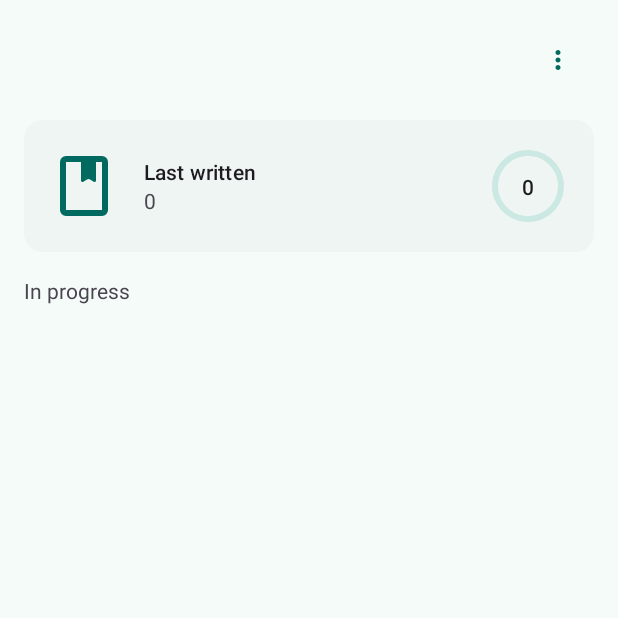
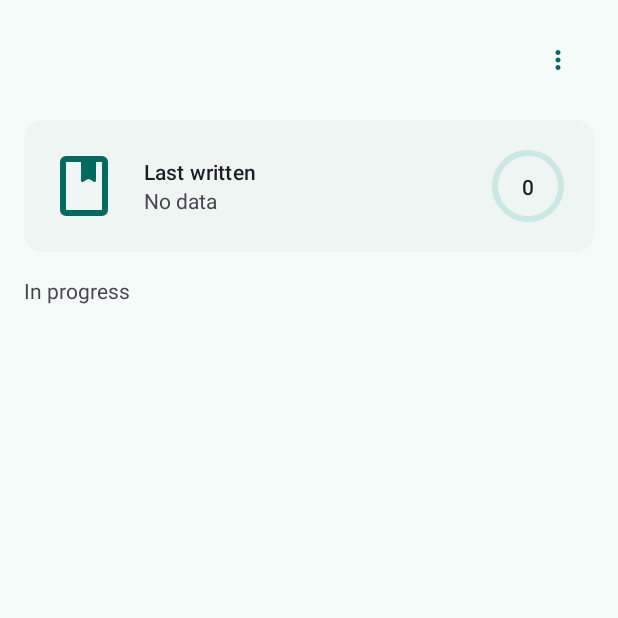
Before and after one commit to damarbob/MaghribMengaji, an Android app: the screen it shows after launch once a user with an empty profile is signed in (MainActivity), on a phone screen of 412 x 824 dp, the top half of it. Run offline under Robolectric (Android 15) with nearby library versions, the phone set to English and light mode, and no system bars; our stand-ins replace EventBus, Firebase (no records; nobody signed in at launch, a user with empty details on screens opened directly); 2 statements that could not run were skipped.

Commit message:
Updated user model and improved ustadh selection functionality

```diff
--- a/app/src/main/java/com/simsinfotekno/maghribmengaji/MainActivity.kt
+++ b/app/src/main/java/com/simsinfotekno/maghribmengaji/MainActivity.kt
@@ -146,7 +146,7 @@ class MainActivity : AppCompatActivity() {
                         currentUser.displayName,
                         currentUser.email,
                         lastPageId = data["lastPageId"] as Int?,
-                        teacherId = data["teacherId"] as String?,
+                        ustadhId = data["ustadhId"] as String?,
                     )
 
                     studentRepository.setStudent(student)
@@ -299,7 +299,7 @@ class MainActivity : AppCompatActivity() {
         if (event.userDataEvent == UserDataEvent.PROFILE) {
 
             // Force student to choose teacher if haven't already
-            if (studentRepository.getStudent().teacherId == null) {
+            if (studentRepository.getStudent().ustadhId == null) {
                 navController.navigate(R.id.action_global_ustadhListFragment)
             }
 
--- a/app/src/main/java/com/simsinfotekno/maghribmengaji/model/MaghribMengajiUser.kt
+++ b/app/src/main/java/com/simsinfotekno/maghribmengaji/model/MaghribMengajiUser.kt
@@ -6,7 +6,7 @@ data class MaghribMengajiUser(
     var email: String? = null,
     var role: String? = ROLE_STUDENT,
     var lastPageId: Int? = null,
-    var teacherId: String? = null,
+    var ustadhId: String? = null,
 ) {
     companion object {
         val COLLECTION = "users"
--- a/app/src/main/java/com/simsinfotekno/maghribmengaji/ui/home/HomeFragment.kt
+++ b/app/src/main/java/com/simsinfotekno/maghribmengaji/ui/home/HomeFragment.kt
@@ -14,7 +14,6 @@ import androidx.appcompat.view.menu.MenuBuilder
 import androidx.appcompat.widget.PopupMenu
 import androidx.fragment.app.Fragment
 import androidx.fragment.app.viewModels
-import androidx.lifecycle.ViewModelProvider
 import androidx.navigation.fragment.findNavController
 import androidx.recyclerview.widget.LinearLayoutManager
 import androidx.recyclerview.widget.RecyclerView
@@ -22,9 +21,7 @@ import com.google.android.material.transition.MaterialSharedAxis
 import com.google.firebase.auth.ktx.auth
 import com.google.firebase.ktx.Firebase
 import com.simsinfotekno.maghribmengaji.LoginActivity
-import com.simsinfotekno.maghribmengaji.MainActivity
 import com.simsinfotekno.maghribmengaji.MainApplication.Companion.quranPageStudentRepository
-import com.simsinfotekno.maghribmengaji.MainApplication.Companion.studentRepository
 import com.simsinfotekno.maghribmengaji.MainViewModel
 import com.simsinfotekno.maghribmengaji.R
 import com.simsinfotekno.maghribmengaji.databinding.FragmentHomeBinding
@@ -46,6 +43,8 @@ class HomeFragment : Fragment() {
 
     private var _binding: FragmentHomeBinding? = null
 
+    /* View model */
+    private val viewModel: HomeViewModel by viewModels()
     private val mainViewModel: MainViewModel by viewModels()
 
     // This property is only valid between onCreateView and
@@ -76,11 +75,27 @@ class HomeFragment : Fragment() {
         container: ViewGroup?,
         savedInstanceState: Bundle?
     ): View {
-        val homeViewModel =
-            ViewModelProvider(this)[HomeViewModel::class.java]
 
         _binding = FragmentHomeBinding.inflate(inflater, container, false)
         val root: View = binding.root
+
+        /* Observers */
+        viewModel.lastPageId.observe(viewLifecycleOwner) { lastPageId ->
+            if (lastPageId == null)
+                binding.homeTextLastWritten.text = getString(R.string.no_data)
+            else
+                binding.homeTextLastWritten.text = lastPageId.toString()
+        }
+        viewModel.volumeInProgressDataSet.observe(viewLifecycleOwner) { data ->
+
+            if (data == null)
+                return@observe
+
+            volumeAdapter.dataSet = data
+            volumeAdapter.notifyDataSetChanged()
+            Log.d(TAG, "Added dataset to volume adapter")
+
+        }
 
         /* Views */
         binding.homeTextTitle.text = Firebase.auth.currentUser?.displayName
@@ -105,7 +120,8 @@ class HomeFragment : Fragment() {
 
         // Progress indicator
         val allPagesCount = 604
-        val finishedQuranPageStudent = quranPageStudentRepository.getPagesByStatus(QuranItemStatus.FINISHED)
+        val finishedQuranPageStudent =
+            quranPageStudentRepository.getPagesByStatus(QuranItemStatus.FINISHED)
         val progressPercentage = finishedQuranPageStudent.size / allPagesCount * 100
         binding.homeTextPagePercentage.text = (progressPercentage).toString()
 //        binding.homeProgressIndicatorPagePercentage.progress = if (progressPercentage < 5) 5 else progressPercentage
@@ -169,11 +185,9 @@ class HomeFragment : Fragment() {
     @Subscribe(threadMode = ThreadMode.MAIN_ORDERED)
     fun _105606032024(event: OnUserDataLoaded) {
         if (event.userDataEvent == UserDataEvent.PAGE) {
-            volumeAdapter.dataSet = getQuranVolumeByStatus.invoke(QuranItemStatus.ON_PROGRESS)
-            volumeAdapter.notifyDataSetChanged()
-            Log.d(TAG, "Added dataset to ")
-            val lastPage = studentRepository.getStudent().lastPageId
-            binding.homeTextLastWritten.text = lastPage?.toString() ?: "No data"
+//            val lastPage = MainApplication.studentRepository.getStudent().lastPageId
+//            binding.homeTextLastWritten.text = lastPage?.toString() ?: getString(R.string.no_data)
         }
     }
+
 }
--- a/app/src/main/java/com/simsinfotekno/maghribmengaji/ui/home/HomeViewModel.kt
+++ b/app/src/main/java/com/simsinfotekno/maghribmengaji/ui/home/HomeViewModel.kt
@@ -3,11 +3,45 @@ package com.simsinfotekno.maghribmengaji.ui.home
 import androidx.lifecycle.LiveData
 import androidx.lifecycle.MutableLiveData
 import androidx.lifecycle.ViewModel
+import com.simsinfotekno.maghribmengaji.MainApplication.Companion.studentRepository
+import com.simsinfotekno.maghribmengaji.enums.QuranItemStatus
+import com.simsinfotekno.maghribmengaji.enums.UserDataEvent
+import com.simsinfotekno.maghribmengaji.event.OnUserDataLoaded
+import com.simsinfotekno.maghribmengaji.model.QuranVolume
+import com.simsinfotekno.maghribmengaji.usecase.GetQuranVolumeByStatus
+import org.greenrobot.eventbus.EventBus
+import org.greenrobot.eventbus.Subscribe
+import org.greenrobot.eventbus.ThreadMode
 
-class HomeViewModel : ViewModel() {
+class HomeViewModel() : ViewModel() {
 
-    private val _text = MutableLiveData<String>().apply {
-        value = "This is home Fragment"
+    private val _volumeInProgressDataSet = MutableLiveData<List<QuranVolume>>().apply {
+        value = null
     }
-    val text: LiveData<String> = _text
+    val volumeInProgressDataSet: LiveData<List<QuranVolume>> = _volumeInProgressDataSet
+
+    private val _lastPageId = MutableLiveData<Int>().apply { value = null }
+    val lastPageId = _lastPageId
+
+    /* Use case */
+    private val getQuranVolumeByStatus = GetQuranVolumeByStatus()
+
+    init {
+        EventBus.getDefault().register(this)
+    }
+
+    override fun onCleared() {
+        super.onCleared()
+        EventBus.getDefault().unregister(this)
+    }
+
+    @Subscribe(threadMode = ThreadMode.MAIN_ORDERED)
+    fun _105606032024(event: OnUserDataLoaded) {
+        if (event.userDataEvent == UserDataEvent.PAGE) {
+            _volumeInProgressDataSet.value = getQuranVolumeByStatus.invoke(QuranItemStatus.ON_PROGRESS)
+
+            _lastPageId.value = studentRepository.getStudent().lastPageId
+        }
+    }
+
 }
--- a/app/src/main/java/com/simsinfotekno/maghribmengaji/ui/signup/SignUpViewModel.kt
+++ b/app/src/main/java/com/simsinfotekno/maghribmengaji/ui/signup/SignUpViewModel.kt
@@ -43,7 +43,7 @@ class SignUpViewModel : ViewModel() {
                                         fullName = displayName,
                                         email = user.email,
                                         lastPageId = null,
-                                        teacherId = null
+                                        ustadhId = null
                                     )
 
 
--- a/app/src/main/java/com/simsinfotekno/maghribmengaji/ui/similarityscore/SimilarityScoreViewModel.kt
+++ b/app/src/main/java/com/simsinfotekno/maghribmengaji/ui/similarityscore/SimilarityScoreViewModel.kt
@@ -64,7 +64,7 @@ class SimilarityScoreViewModel : ViewModel() {
                 QuranPageStudent(
                     pageId!!,
                     studentRepository.getStudent().id!!,
-                    studentRepository.getStudent().teacherId,
+                    studentRepository.getStudent().ustadhId,
                     pictureUriString = imageUriString
                 )
             )
--- a/app/src/main/res/navigation/nav_main.xml
+++ b/app/src/main/res/navigation/nav_main.xml
@@ -98,5 +98,10 @@
         app:destination="@id/ustadhListFragment"
         app:popUpTo="@id/ustadhListFragment"
         app:popUpToInclusive="true" />
+    <action
+        android:id="@+id/action_global_homeFragment"
+        app:destination="@id/homeFragment"
+        app:popUpTo="@id/homeFragment"
+        app:popUpToInclusive="true" />
 
 </navigation>
--- a/app/src/main/res/values/strings.xml
+++ b/app/src/main/res/values/strings.xml
@@ -58,6 +58,8 @@
     <string name="tidiness">Tidiness</string>
     <string name="accuracy">Accuracy</string>
     <string name="consistency">Consistency</string>
+    <string name="ustadh_updated_successfully">Ustadh updated successfully!</string>
+    <string name="no_data">No data</string>
     <!-- Strings used for fragments for navigation -->
 
 </resources>
```
Also changed, not shown: app/src/main/java/com/simsinfotekno/maghribmengaji/ui/adapter/UstadhAdapter.kt (+8 -7 lines), app/src/main/java/com/simsinfotekno/maghribmengaji/ui/ustadhlist/UstadhListFragment.kt (+33 -3 lines), app/src/main/java/com/simsinfotekno/maghribmengaji/ui/ustadhlist/UstadhListViewModel.kt (+43 -0 lines), app/src/main/res/layout/fragment_ustadh_list.xml (+31 -4 lines), 1 other file.
